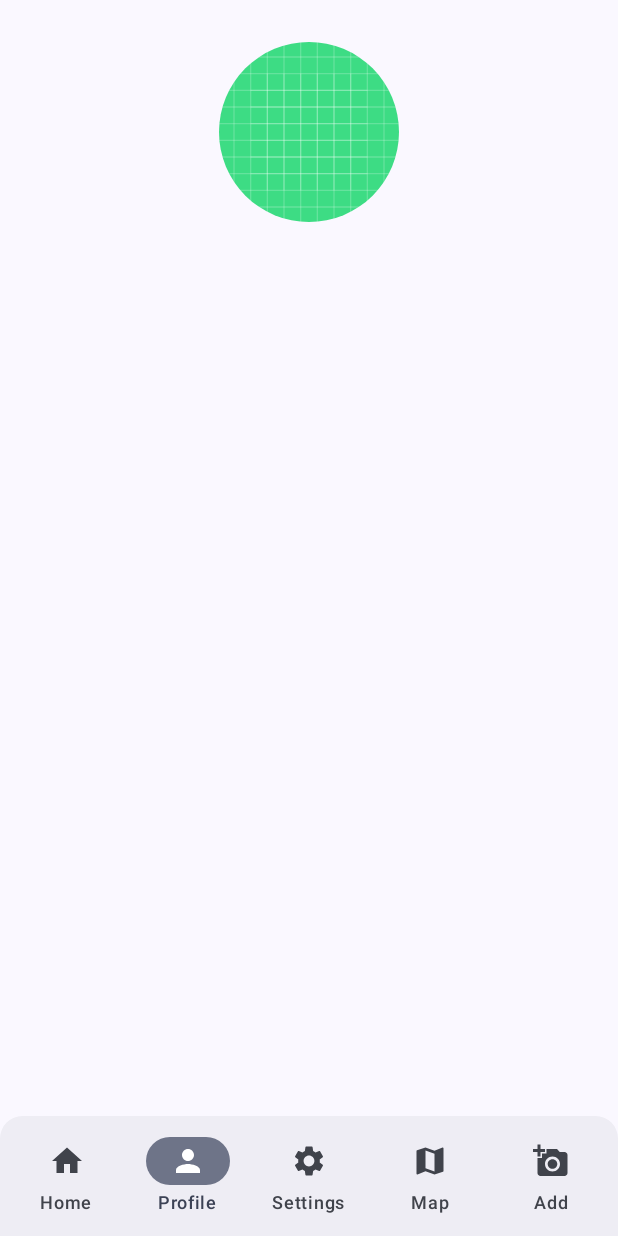
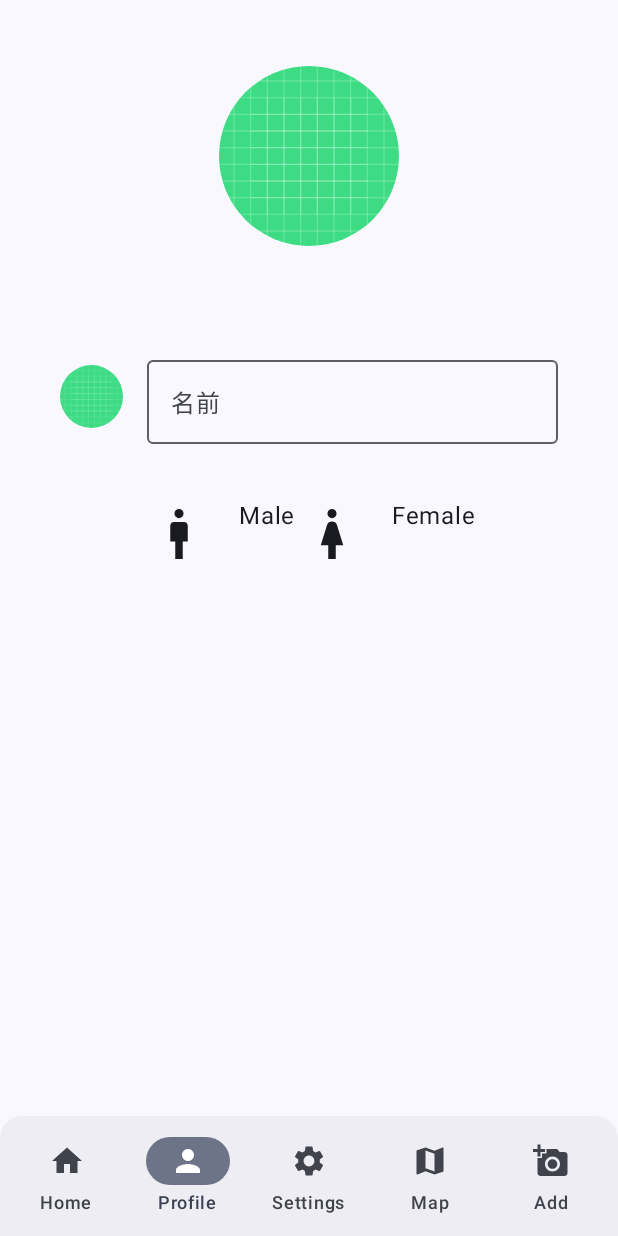
Before and after one commit to kajiLabTeam/HackU2022-Android, an Android app built with Jetpack Compose: the screen it shows after launch (MainActivity), item 2 of the bottom bar chosen, on a phone screen of 412 x 824 dp. Run offline under Robolectric (Android 15) with nearby library versions, the phone set to English and light mode, and no system bars.

Commit message:
update:性別の選択まで完成した

```diff
--- a/app/src/main/java/net/harutiro/xclothes/screens/profile/Profile.kt
+++ b/app/src/main/java/net/harutiro/xclothes/screens/profile/Profile.kt
@@ -1,17 +1,21 @@
 package net.harutiro.xclothes.screens
 
 import android.annotation.SuppressLint
+import android.content.res.Configuration.UI_MODE_NIGHT_YES
 import androidx.compose.foundation.Image
 import androidx.compose.foundation.layout.*
 import androidx.compose.foundation.shape.CircleShape
 import androidx.compose.material3.*
-import androidx.compose.runtime.Composable
+import androidx.compose.runtime.*
+import androidx.compose.ui.Alignment
 import androidx.compose.ui.tooling.preview.Preview
 import androidx.compose.ui.Modifier
 import androidx.compose.ui.draw.clip
+import androidx.compose.ui.graphics.Color
 import androidx.compose.ui.res.painterResource
 import androidx.compose.ui.unit.dp
 import net.harutiro.xclothes.R
+import net.harutiro.xclothes.ui.theme.XclothesTheme
 
 @OptIn(ExperimentalMaterial3Api::class)
 @SuppressLint("UnusedMaterial3ScaffoldPaddingParameter")
@@ -27,12 +31,105 @@ fun ProfileScreen() {
             modifier = Modifier.padding(24.dp)
         ){
 
+            Spacer(modifier = Modifier.padding(top = 16.dp))
             icon()
+            Spacer(modifier = Modifier.padding(top = 64.dp))
+            textInput()
+            Spacer(modifier = Modifier.padding(top = 32.dp))
+            radioButton()
 
 
         }
     }
 }
+
+@OptIn(ExperimentalMaterial3Api::class)
+@Composable
+fun radioButton() {
+    Column(
+        modifier = Modifier.fillMaxWidth(),
+        horizontalAlignment = Alignment.CenterHorizontally
+    ) {
+        val selectedGender = remember { mutableStateOf("") }
+        Row {
+            IconToggleButton(
+                checked = selectedGender.value == Gender.male ,
+                onCheckedChange = { selectedGender.value = Gender.male }
+            ) {
+                Icon(
+                    painter = painterResource(R.drawable.man_fill0_wght400_grad0_opsz48),
+                    contentDescription = "Radio button icon",
+                    tint = if(selectedGender.value == Gender.male) MaterialTheme.colorScheme.primary else MaterialTheme.colorScheme.onBackground
+                )
+            }
+            Spacer(modifier = Modifier.size(16.dp))
+            Text(Gender.male)
+            IconToggleButton(
+                checked = selectedGender.value == Gender.female ,
+                onCheckedChange = { selectedGender.value = Gender.female }
+            ) {
+                Icon(
+                    painter = painterResource(R.drawable.woman_fill0_wght400_grad0_opsz48),
+                    contentDescription = "Radio button icon",
+                    tint = if(selectedGender.value == Gender.female) MaterialTheme.colorScheme.primary else MaterialTheme.colorScheme.onBackground
+                )
+            }
+            Spacer(modifier = Modifier.size(16.dp))
+            Text(Gender.female)
+
+
+        }
+    }
+}
+object Gender {
+    const val male = "Male"
+    const val female = "Female"
+}
+
+
+@Composable
+fun textInput(){
+
+    Row (
+        horizontalArrangement = Arrangement.Center,
+        verticalAlignment = Alignment.CenterVertically,
+        modifier = Modifier
+            .padding(vertical = 4.dp, horizontal = 8.dp)
+            .heightIn()
+    ){
+
+        Image(
+            painter = painterResource(R.drawable.ic_launcher_background),
+            contentDescription = "Contact profile picture",
+            modifier = Modifier
+                // Set image size to 40 dp
+                .size(42.dp)
+                // Clip image to be shaped as a circle
+                .clip(CircleShape)
+//                        .fillMaxWidth()
+
+        )
+
+        Box(
+            modifier = Modifier
+                .fillMaxWidth()
+                .padding(start = 16.dp)
+
+        ) {
+            var text by remember { mutableStateOf("") }
+            OutlinedTextField(
+                value = text,
+                onValueChange = { text = it },
+                label = { Text(text = "名前") },
+                placeholder = { Text(text = "名前を入力してください")},
+                singleLine = true,
+            )
+        }
+    }
+
+
+}
+
 
 
 @Composable
@@ -58,8 +155,79 @@ fun icon(){
     }
 }
 
+
+
+@SuppressLint("UnusedMaterial3ScaffoldPaddingParameter")
+@OptIn(ExperimentalMaterial3Api::class)
+@Preview(
+    showBackground = true,
+    widthDp = 320,
+    uiMode = UI_MODE_NIGHT_YES,
+    name = "DefaultPreviewDark"
+)
+@Preview(showBackground = true, widthDp = 320)
 @Composable
-@Preview
+fun radioButtonPreview() {
+    XclothesTheme{
+        Scaffold(
+            modifier = Modifier.heightIn()
+        ) {
+            radioButton()
+        }
+    }
+}
+
+@SuppressLint("UnusedMaterial3ScaffoldPaddingParameter")
+@OptIn(ExperimentalMaterial3Api::class)
+@Preview(
+    showBackground = true,
+    widthDp = 320,
+    uiMode = UI_MODE_NIGHT_YES,
+    name = "DefaultPreviewDark"
+)
+@Preview(showBackground = true, widthDp = 320)
+@Composable
+fun textInputPreview() {
+    XclothesTheme{
+        Scaffold(
+            modifier = Modifier.heightIn()
+        ) {
+            textInput()
+        }
+    }
+}
+
+
+@SuppressLint("UnusedMaterial3ScaffoldPaddingParameter")
+@OptIn(ExperimentalMaterial3Api::class)
+@Preview(
+    showBackground = true,
+    widthDp = 320,
+    uiMode = UI_MODE_NIGHT_YES,
+    name = "DefaultPreviewDark"
+)
+@Preview(showBackground = true, widthDp = 320)
+@Composable
+fun iconPreview() {
+    XclothesTheme{
+        Scaffold(
+            modifier = Modifier.heightIn()
+        ) {
+            icon()
+        }
+    }
+}
+
+@Preview(
+    showBackground = true,
+    widthDp = 320,
+    uiMode = UI_MODE_NIGHT_YES,
+    name = "DefaultPreviewDark"
+)
+@Preview(showBackground = true, widthDp = 320)
+@Composable
 fun ProfileScreenPreview() {
-    ProfileScreen()
+    XclothesTheme{
+        ProfileScreen()
+    }
 }
--- /dev/null
+++ b/app/src/main/res/drawable/ic_baseline_check_circle_24.xml
@@ -0,0 +1,5 @@
+<vector android:height="24dp" android:tint="#000000"
+    android:viewportHeight="24" android:viewportWidth="24"
+    android:width="24dp" xmlns:android="http://schemas.android.com/apk/res/android">
+    <path android:fillColor="@android:color/white" android:pathData="M12,2C6.48,2 2,6.48 2,12s4.48,10 10,10 10,-4.48 10,-10S17.52,2 12,2zM10,17l-5,-5 1.41,-1.41L10,14.17l7.59,-7.59L19,8l-9,9z"/>
+</vector>
--- /dev/null
+++ b/app/src/main/res/drawable/ic_baseline_radio_button_unchecked_24.xml
@@ -0,0 +1,5 @@
+<vector android:height="24dp" android:tint="#000000"
+    android:viewportHeight="24" android:viewportWidth="24"
+    android:width="24dp" xmlns:android="http://schemas.android.com/apk/res/android">
+    <path android:fillColor="@android:color/white" android:pathData="M12,2C6.48,2 2,6.48 2,12s4.48,10 10,10 10,-4.48 10,-10S17.52,2 12,2zM12,20c-4.42,0 -8,-3.58 -8,-8s3.58,-8 8,-8 8,3.58 8,8 -3.58,8 -8,8z"/>
+</vector>
--- /dev/null
+++ b/app/src/main/res/drawable/man_fill0_wght400_grad0_opsz48.xml
@@ -0,0 +1,9 @@
+<vector xmlns:android="http://schemas.android.com/apk/res/android"
+    android:width="48dp"
+    android:height="48dp"
+    android:viewportWidth="48"
+    android:viewportHeight="48">
+  <path
+      android:fillColor="#FF000000"
+      android:pathData="M21,44L21,30h-4L17,17.35q0,-1.25 0.875,-2.125T20,14.35h8q1.25,0 2.125,0.875T31,17.35L31,30h-4v14ZM24,11.3q-1.5,0 -2.575,-1.075Q20.35,9.15 20.35,7.65q0,-1.5 1.075,-2.575Q22.5,4 24,4q1.5,0 2.575,1.075Q27.65,6.15 27.65,7.65q0,1.5 -1.075,2.575Q25.5,11.3 24,11.3Z"/>
+</vector>
--- /dev/null
+++ b/app/src/main/res/drawable/woman_fill0_wght400_grad0_opsz48.xml
@@ -0,0 +1,9 @@
+<vector xmlns:android="http://schemas.android.com/apk/res/android"
+    android:width="48dp"
+    android:height="48dp"
+    android:viewportWidth="48"
+    android:viewportHeight="48">
+  <path
+      android:fillColor="#FF000000"
+      android:pathData="M21,44L21,33h-6l5.1,-16.4q0.4,-1.25 1.5,-1.925T24,14q1.3,0 2.4,0.675 1.1,0.675 1.5,1.925L33,33h-6v11ZM24,11.3q-1.5,0 -2.575,-1.075Q20.35,9.15 20.35,7.65q0,-1.5 1.075,-2.575Q22.5,4 24,4q1.5,0 2.575,1.075Q27.65,6.15 27.65,7.65q0,1.5 -1.075,2.575Q25.5,11.3 24,11.3Z"/>
+</vector>
```
Also changed, not shown: app/src/main/java/net/harutiro/xclothes/BottomNavGraph.kt (renamed from app/src/main/java/net/harutiro/xclothes/nav/BottomNavGraph.kt).
